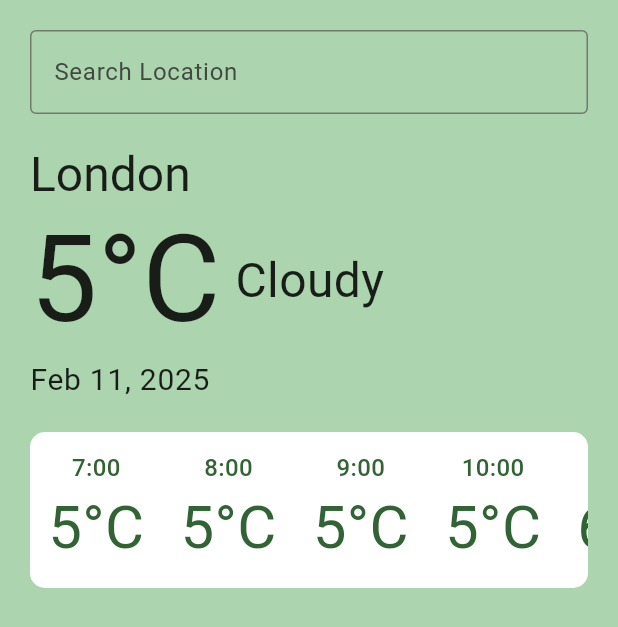
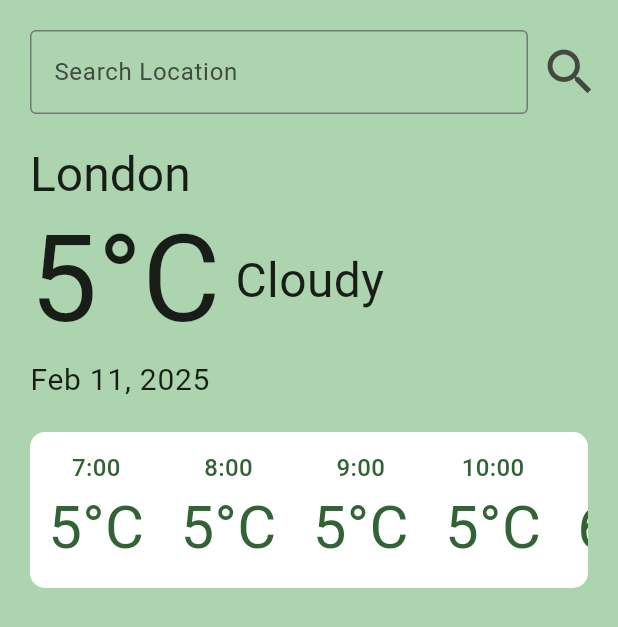
Before and after one commit to sharlenecera/BPToursApp, a Flutter app: the WeatherPage widget shown alone on an empty page, opened directly, on a phone screen of 412 x 824 dp. Shown: the top 627 px of the screen. Run offline on Flutter 3.47's test engine with Material 3 defaults, Android fonts, the phone set to English and light mode, and no system bars; our stand-ins replace flutter_secure_storage; accounts and stored records are empty.

Commit message:
Weather page: Added a search button next to search bar.

```diff
--- a/lib/weather_screen.dart
+++ b/lib/weather_screen.dart
@@ -22,15 +22,31 @@ class _WeatherPageState extends State<WeatherPage> {
         children: [
           Padding(
             padding: const EdgeInsets.all(20.0),
+            child: Row(
+              children: [
+                Expanded(
                   child: TextField( // TODO: Implement a text input widget to reuse
                     decoration: InputDecoration(
                       hintText: 'Search Location',
                       border: OutlineInputBorder(),
                     ),
 
-              onChanged: (value) {
-                searchLocation(value);
+                    // onChanged: (value) {
+                    //   searchLocation(value);
+                    // },
+                  ),
+                ),
+                SizedBox(
+                  width: 40,
+                  child: IconButton(
+                    iconSize: 40,
+                    icon: const Icon(Icons.search),
+                    onPressed: () {
+                      searchLocation('a location');
                     },
+                  ),
+                )
+              ],
             ),
           ),
           Padding(
```
Lines whose indentation alone changed are shown as unchanged.
